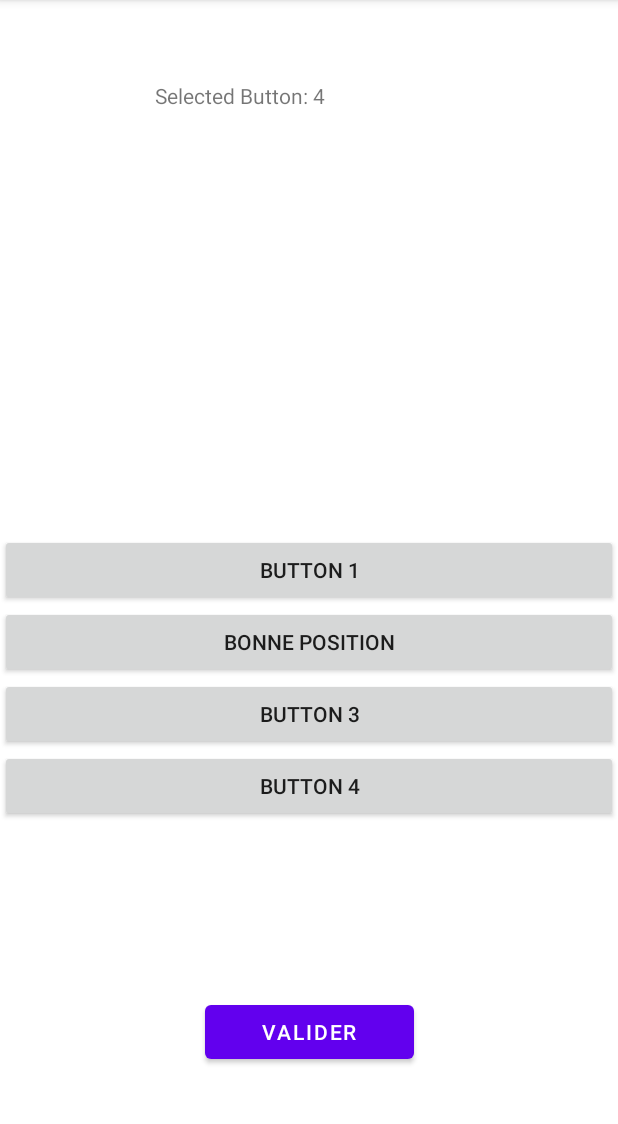
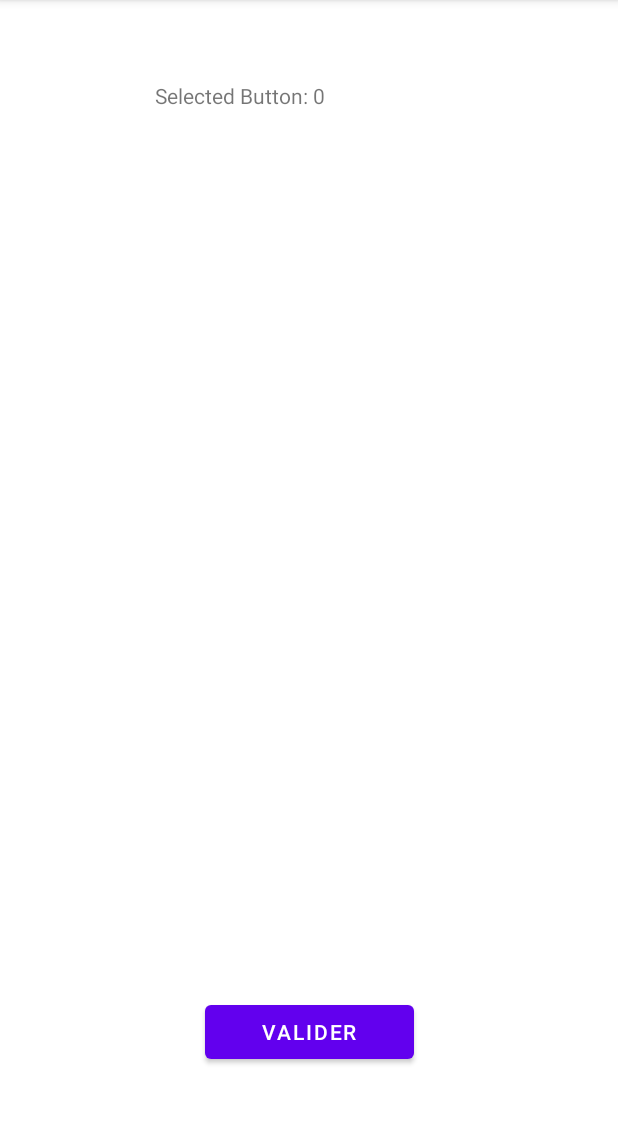
Before and after one commit to blochdu62/Android_Projet, an Android app: the SetUpFragment screen opened through its navigation route, after a tap on "GO", on a phone screen of 412 x 824 dp, the part 84-1208 px from its top. Run offline under Robolectric (Android 15) with nearby library versions, the phone set to English and light mode, and no system bars; 1 statement that could not run was skipped.

Commit message:
enfiinnnnnnnnnnnnnnnnnnnnnn view model terminé

```diff
--- a/app/src/main/java/com/example/android_projet/MainActivity.kt
+++ b/app/src/main/java/com/example/android_projet/MainActivity.kt
@@ -5,9 +5,12 @@ import android.os.Bundle
 import android.view.Menu
 import android.view.MenuItem
 import android.widget.Toast
+import androidx.activity.viewModels
+import androidx.fragment.app.viewModels
 
 class MainActivity : AppCompatActivity() {
     val selectedButton: Int? = null
+    private val viewModel: MyViewModel by viewModels()
 
     override fun onCreate(savedInstanceState: Bundle?) {
         super.onCreate(savedInstanceState)
--- a/app/src/main/java/com/example/android_projet/MainFragment.kt
+++ b/app/src/main/java/com/example/android_projet/MainFragment.kt
@@ -6,6 +6,7 @@ import android.view.LayoutInflater
 import android.view.View
 import android.view.ViewGroup
 import android.widget.Button
+import androidx.lifecycle.ViewModelProvider
 import androidx.navigation.fragment.findNavController
 
 // TODO: Rename parameter arguments, choose names that match
@@ -19,6 +20,7 @@ private const val ARG_PARAM2 = "param2"
  * create an instance of this fragment.
  */
 class MainFragment : Fragment() {
+    private lateinit var viewModel: MyViewModel
     // TODO: Rename and change types of parameters
     private var param1: String? = null
     private var param2: String? = null
@@ -35,6 +37,8 @@ class MainFragment : Fragment() {
         inflater: LayoutInflater, container: ViewGroup?,
         savedInstanceState: Bundle?
     ): View? {
+        viewModel = ViewModelProvider(requireActivity()).get(MyViewModel::class.java)
+
         // Inflate the layout for this fragment
         return inflater.inflate(R.layout.fragment_main, container, false)
     }
--- a/app/src/main/java/com/example/android_projet/MyViewModel.kt
+++ b/app/src/main/java/com/example/android_projet/MyViewModel.kt
@@ -8,13 +8,13 @@ import androidx.lifecycle.ViewModel
 class MyViewModel: ViewModel() {
 
     //var selectedRadioValue = 0
-    var selectedRadioValue: Int = 4
+    var selectedRadioValue: Int = 0
         @JvmName("setSelectedRadioValueKotlin")
         set(value) {
             field = value
         }
-    var isEuropeOn: Boolean = true
-    var isAsieOn: Boolean = true
+    var isEuropeOn: Boolean = false
+    var isAsieOn: Boolean = false
     var isAfriqueOn: Boolean = false
     var isOceanieOn: Boolean = false
     var isAmeriqueNordOn: Boolean = false
@@ -26,7 +26,7 @@ class MyViewModel: ViewModel() {
             score++
             Log.d("scoreeeeeeeeeee", "score = $score")
         } else {
-            score--
+            score++
         }
     }
 
--- a/app/src/main/java/com/example/android_projet/SetUpFragment.kt
+++ b/app/src/main/java/com/example/android_projet/SetUpFragment.kt
@@ -8,6 +8,7 @@ import android.view.View
 import android.view.ViewGroup
 import android.widget.*
 import androidx.fragment.app.viewModels
+import androidx.lifecycle.ViewModelProvider
 import androidx.navigation.fragment.findNavController
 
 
@@ -27,13 +28,14 @@ private const val ARG_PARAM2 = "param2"
  */
 class SetUpFragment : Fragment() {
 
-        private val viewModel: MyViewModel by viewModels()
+    private lateinit var viewModel: MyViewModel
 
         override fun onCreateView(
             inflater: LayoutInflater,
             container: ViewGroup?,
             savedInstanceState: Bundle?
         ): View? {
+            viewModel = ViewModelProvider(requireActivity()).get(MyViewModel::class.java)
             val view = inflater.inflate(R.layout.fragment_set_up, container, false)
 
             val button = view.findViewById<Button>(R.id.lancer_partie)
--- a/app/src/main/res/values/strings.xml
+++ b/app/src/main/res/values/strings.xml
@@ -3,7 +3,7 @@
     <!-- TODO: Remove or change this placeholder text -->
     <string name="hello_blank_fragment">Hello blank fragment</string>
     <string name="congratulations">Partie terminé</string>
-    <string name="score">voici votre score</string>
+    <string name="score">voici votre score: %d</string>
     <string name="exit">quitter</string>
     <string name="play_again">Rejouer</string>
 </resources>
```
Also changed, not shown: app/src/main/java/com/example/android_projet/FragmentPartie.kt (+21 -16 lines).
